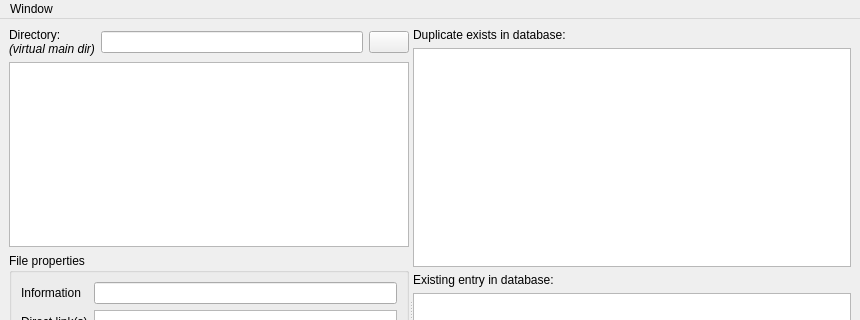
The window that OTModules/wContentSearch/wDBPanel.ui (pietr26/OMSI-Tools) describes before a commit, drawn with Qt 5; both pictures show x 0 to 860 and y 0 to 320 of the 860 by 649 pixel window.
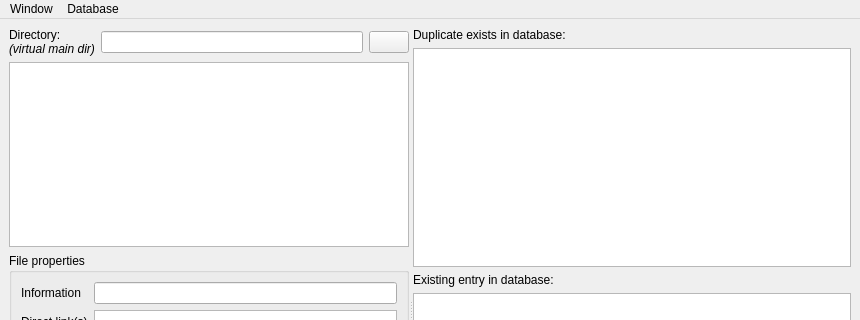
The same window after the commit. Icons and pictures are not drawn.

Patch:
```diff
--- a/OTModules/wContentSearch/wDBPanel.ui
+++ b/OTModules/wContentSearch/wDBPanel.ui
@@ -374,7 +374,14 @@
     <addaction name="actionBackToHome"/>
     <addaction name="actionClose"/>
    </widget>
+   <widget class="QMenu" name="menuDatabase">
+    <property name="title">
+     <string notr="true">Database</string>
+    </property>
+    <addaction name="actionCreateBackup"/>
+   </widget>
    <addaction name="menuWindow"/>
+   <addaction name="menuDatabase"/>
   </widget>
   <action name="actionClose">
    <property name="icon">
```
Left out of the diff: 18 changed lines with no effect on the pictures.
